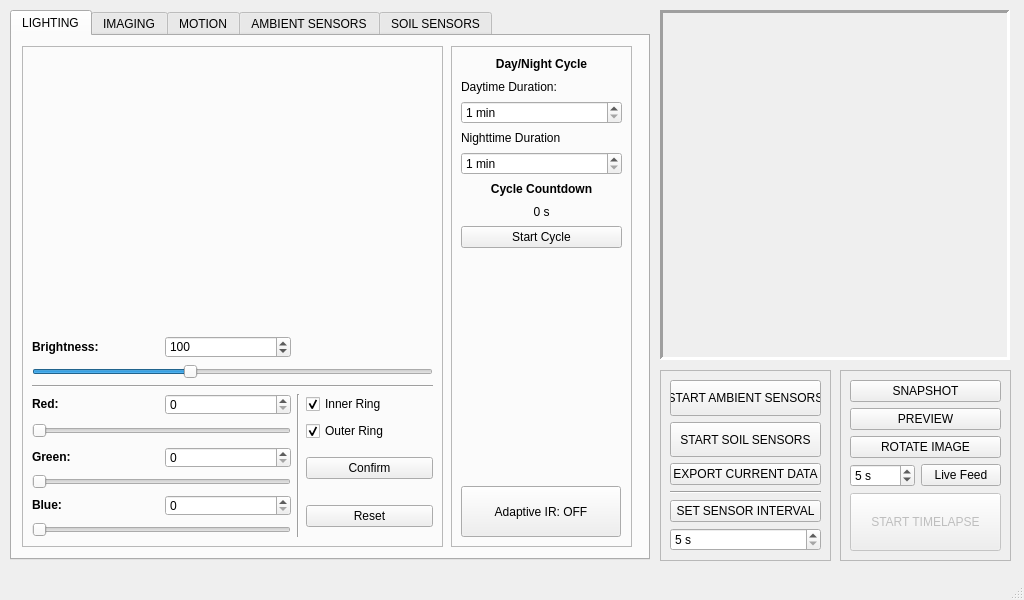
Old version of the form _ui/FlashLapse_Pro.ui in the repository CoCl-Jerry/Flashlapse_Pro_Dev.
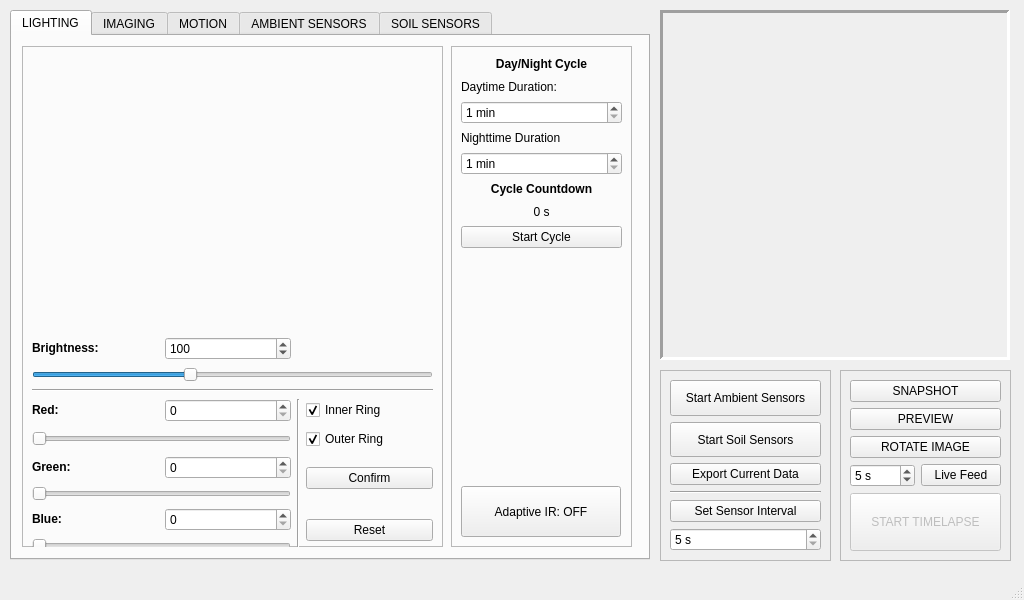
New version of the form. The open tabs and pages were chosen to show the change. Icons and pictures are not drawn. Custom widgets are drawn as their Qt base class.

What changed in the file:
```diff
--- a/_ui/FlashLapse_Pro.ui
+++ b/_ui/FlashLapse_Pro.ui
@@ -104,7 +104,7 @@
          <x>10</x>
          <y>290</y>
          <width>401</width>
-         <height>201</height>
+         <height>221</height>
         </rect>
        </property>
        <layout class="QGridLayout" name="gridLayout_16">
@@ -2616,7 +2616,7 @@
       <item row="4" column="0">
        <widget class="QPushButton" name="pushButton">
         <property name="text">
-         <string>SET SENSOR INTERVAL</string>
+         <string>Set Sensor Interval</string>
         </property>
        </widget>
       </item>
@@ -2629,7 +2629,7 @@
          </sizepolicy>
         </property>
         <property name="text">
-         <string>START AMBIENT SENSORS</string>
+         <string>Start Ambient Sensors</string>
         </property>
        </widget>
       </item>
@@ -2658,14 +2658,14 @@
          </sizepolicy>
         </property>
         <property name="text">
-         <string>START SOIL SENSORS</string>
+         <string>Start Soil Sensors</string>
         </property>
        </widget>
       </item>
       <item row="2" column="0">
        <widget class="QPushButton" name="pushButton_2">
         <property name="text">
-         <string>EXPORT CURRENT DATA</string>
+         <string>Export Current Data</string>
         </property>
        </widget>
       </item>
```
Left out of the diff: 2 changed lines with no effect on the pictures.
